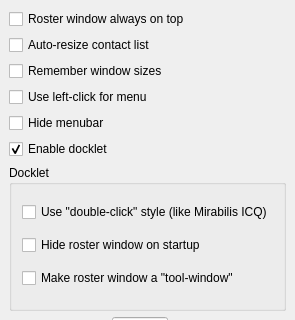
Above: src/options/opt_application.ui from mblsha/psi before the change; both pictures show x 0 to 295 and y 0 to 320 of the 295 by 500 pixel window. Below: the same form after it.
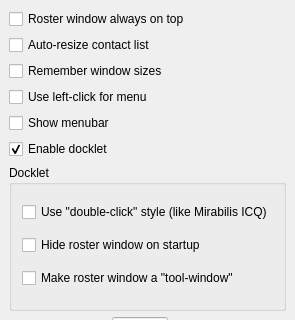
That is the form after the change.

Commit message: Change "Hide menubar" GUI option to "Show menubar" We prefer "positive" options, don't we?

What changed in the file:
```diff
--- a/src/options/opt_application.ui
+++ b/src/options/opt_application.ui
@@ -56,7 +56,7 @@
    <item>
     <widget class="QCheckBox" name="ck_hideMenubar" >
      <property name="text" >
-      <string>Hide menubar</string>
+      <string>Show menubar</string>
      </property>
     </widget>
    </item>
```
Left out of the diff: 4 changed lines with no effect on the pictures. The commit also changes 1 other file.
